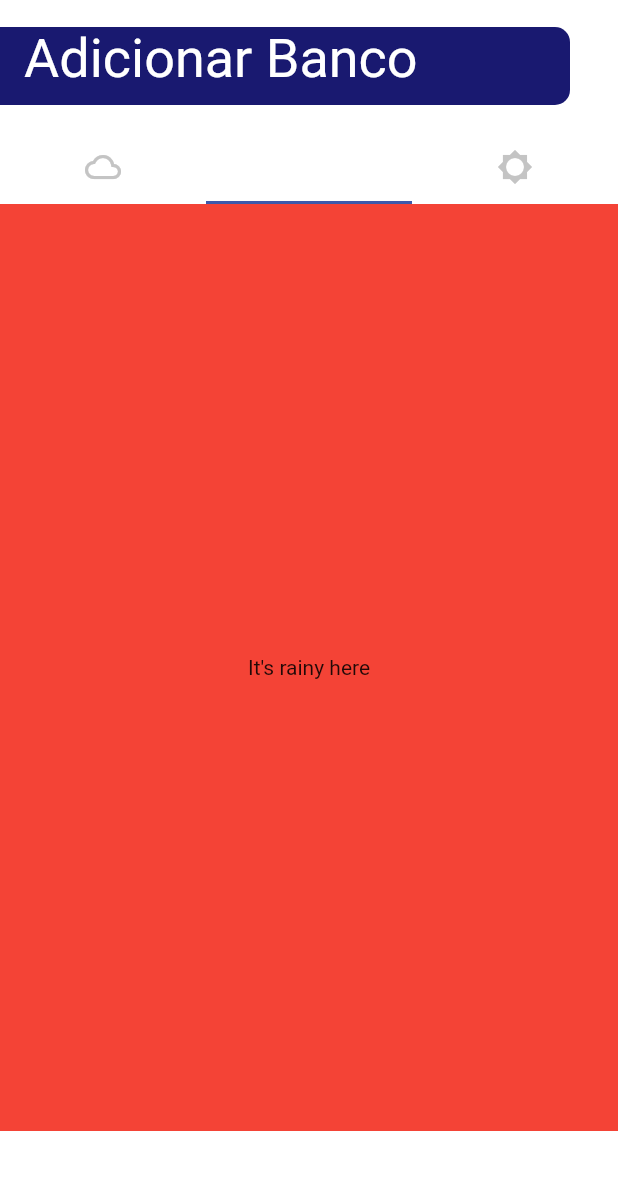
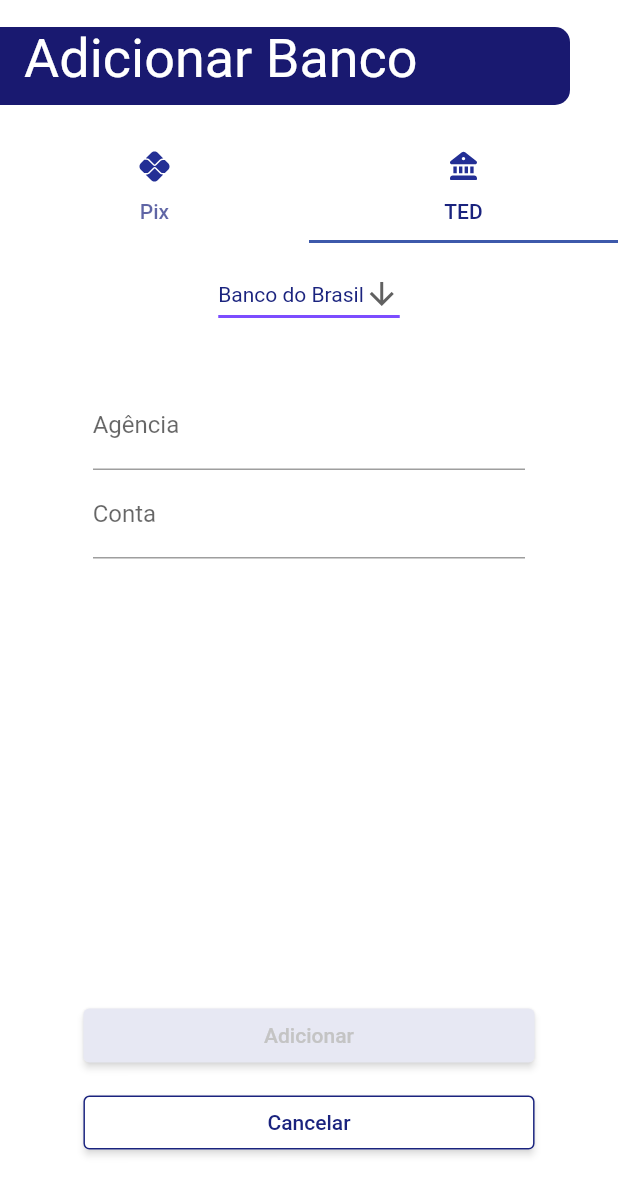
Before and after one commit to RibarrJR/fidelidade_android, a Flutter app: the BankAdd widget shown alone on an empty page, opened directly with empty values, tab 2 chosen, on a phone screen of 412 x 824 dp. Shown: the top 1195 px of the screen. Run offline on Flutter 3.47's test engine with Material 2 defaults, Android fonts, the light colour scheme and no system bars; our stand-ins replace circular_profile_avatar, email_validator, flutter_svg, mask_text_input_formatter, sqflite, syncfusion_flutter_charts; missing offline and left inert: cpf_cnpj_validator; accounts and stored records are empty; network calls fail.

Commit message:
Modal de adicionar banco

```diff
--- a/lib/pages/Bank/BankAdd.dart
+++ b/lib/pages/Bank/BankAdd.dart
@@ -2,6 +2,7 @@
 import 'package:fidelidade_android/constants.dart';
 import 'package:fidelidade_android/utils/Validators.dart';
 import 'package:flutter/material.dart';
+import 'package:flutter_svg/flutter_svg.dart';
 
 class _FormData {
   TextEditingController type = TextEditingController();
@@ -26,13 +27,15 @@
 
   @override
   void initState() {
-    _tabController = TabController(length: 3, vsync: this);
+    _tabController = TabController(length: 2, vsync: this);
     super.initState();
   }
 
   @override
   Widget build(BuildContext context) {
     final Size _size = MediaQuery.of(context).size;
+    String dropdownValue = 'Banco do Brasil';
+
     return SingleChildScrollView(
       child: Form(
         key: widget.formKey,
@@ -44,114 +47,121 @@
             ),
             TabBar(
               controller: _tabController,
-              tabs: const <Widget>[
+              labelColor: kPrimaryColor,
+              tabs: <Widget>[
                 Tab(
-                  icon: Icon(Icons.cloud_outlined),
+                  text: "Pix",
+                  icon: SvgPicture.asset("assets/images/pix.svg"),
                 ),
                 Tab(
-                  icon: Icon(Icons.beach_access_sharp),
-                ),
-                Tab(
-                  icon: Icon(Icons.brightness_5_sharp),
+                  text: "TED",
+                  icon: SvgPicture.asset("assets/images/ted.svg"),
                 ),
               ],
             ),
             Container(
-              width: _size.width,
-              height: _size.height*0.75,
-              color: Colors.red,
+              margin: EdgeInsets.only(top: 10),
+              width: _size.width * 0.70,
+              height: _size.height * 0.60,
               child: TabBarView(
                 controller: _tabController,
-                children: const <Widget>[
-                  Center(
-                    child: Text("It's cloudy here"),
+                children: <Widget>[
+                  Wrap(
+                    children: [
+                      TextFormField(
+                          autovalidateMode: AutovalidateMode.onUserInteraction,
+                          controller: _form.account,
+                          validator: (value) => fieldRequired(value!),
+                          decoration: const InputDecoration(
+                              hintText: 'Digite a chave',
+                              labelText: 'Chave Pix')),
+                    ],
                   ),
-                  Center(
-                    child: Text("It's rainy here"),
-                  ),
-                  Center(
-                    child: Text("It's sunny here"),
+                  Wrap(
+                    children: [
+                      Center(
+                        child: DropdownButton<String>(
+                          value: dropdownValue,
+                          icon: const Icon(Icons.arrow_downward),
+                          elevation: 16,
+                          style: const TextStyle(color: kPrimaryColor),
+                          underline: Container(
+                            height: 2,
+                            color: Colors.deepPurpleAccent,
+                          ),
+                          onChanged: (String? newValue) {
+                            setState(() {
+                              dropdownValue = newValue!;
+                            });
+                          },
+                          items: <String>[
+                            'Banco do Brasil',
+                            'NuBank',
+                            'Itaú',
+                            'Bradesco'
+                          ].map<DropdownMenuItem<String>>((String value) {
+                            return DropdownMenuItem<String>(
+                              value: value,
+                              child: Text(value),
+                            );
+                          }).toList(),
+                        ),
+                      ),
+                      SizedBox(height: _size.height * 0.1),
+                      TextFormField(
+                          autovalidateMode: AutovalidateMode.onUserInteraction,
+                          controller: _form.account,
+                          validator: (value) => fieldRequired(value!),
+                          decoration: const InputDecoration(
+                              hintText: 'Digite a agência',
+                              labelText: 'Agência')),
+                      SizedBox(height: _size.height * 0.03),
+                      TextFormField(
+                        autovalidateMode: AutovalidateMode.onUserInteraction,
+                        controller: _form.account,
+                        validator: (value) => fieldRequired(value!),
+                        decoration: const InputDecoration(
+                            hintText: 'Digite a conta', labelText: 'Conta'),
+                      ),
+                    ],
                   ),
                 ],
               ),
-            )
-            // DefaultTabController(
-            //     length: 2,
-            //     initialIndex: 0,
-            //     child: Column(
-            //       children: const [
-            //         TabBar(
-            //           tabs: [
-            //             Tab(icon: Icon(Icons.directions_car)),
-            //             Tab(icon: Icon(Icons.directions_transit)),
-            //           ],
-            //         ),
-            //         Divider(
-            //           height: 1,
-            //           thickness: 1,
-            //           indent: 20,
-            //           endIndent: 20,
-            //           color: kPrimaryColor,
-            //         ),
-            //         TabBarView(
-            //           children: [
-            //             Icon(Icons.directions_car),
-            //             Icon(Icons.directions_transit),
-            //           ],
-            //         ),
-            //       ],
-            //     )),
-            // Card(
-            //   margin: const EdgeInsets.all(20),
-            //   child: TextFormField(
-            //       autovalidateMode: AutovalidateMode.onUserInteraction,
-            //       controller: _form.account,
-            //       validator: (value) => fieldRequired(value!),
-            //       decoration: const InputDecoration(
-            //           hintText: 'Digite a agência', labelText: 'Agência')),
-            // ),
-            // Container(
-            //   margin: const EdgeInsets.all(20),
-            //   child: TextFormField(
-            //     autovalidateMode: AutovalidateMode.onUserInteraction,
-            //     controller: _form.account,
-            //     validator: (value) => fieldRequired(value!),
-            //     decoration: const InputDecoration(
-            //         hintText: 'Digite a conta', labelText: 'Conta'),
-            //   ),
-            // ),
-            // Container(
-            //   margin: const EdgeInsets.only(bottom: 10),
-            //   child: ElevatedButton(
-            //     style: ButtonStyle(
-            //       enableFeedback: false,
-            //       shadowColor: MaterialStateProperty.all(Colors.white),
-            //       backgroundColor: MaterialStateProperty.all(disabledBg),
-            //     ),
-            //     onPressed: () {},
-            //     child: const Text(
-            //       'Adicionar',
-            //       style: TextStyle(color: gray),
-            //     ),
-            //   ),
-            // ),
-            // Container(
-            //   margin: const EdgeInsets.only(bottom: 10),
-            //   child: ElevatedButton(
-            //     style: ButtonStyle(
-            //         enableFeedback: false,
-            //         shadowColor: MaterialStateProperty.all(Colors.white),
-            //         backgroundColor:
-            //             MaterialStateProperty.all(kPrimaryLightColor),
-            //         side: MaterialStateProperty.all(
-            //             const BorderSide(color: kPrimaryColor))),
-            //     onPressed: () {},
-            //     child: const Text(
-            //       'Cancelar',
-            //       style: TextStyle(color: kPrimaryColor),
-            //     ),
-            //   ),
-            // ),
+            ),
+            Container(
+              width: _size.width * 0.73,
+              margin: const EdgeInsets.only(bottom: 10),
+              child: ElevatedButton(
+                style: ButtonStyle(
+                  enableFeedback: false,
+                  shadowColor: MaterialStateProperty.all(Colors.white),
+                  backgroundColor: MaterialStateProperty.all(disabledBg),
+                ),
+                onPressed: () {},
+                child: const Text(
+                  'Adicionar',
+                  style: TextStyle(color: gray),
+                ),
+              ),
+            ),
+            Container(
+              width: _size.width * 0.73,
+              margin: const EdgeInsets.only(bottom: 10),
+              child: ElevatedButton(
+                style: ButtonStyle(
+                    enableFeedback: false,
+                    shadowColor: MaterialStateProperty.all(Colors.white),
+                    backgroundColor:
+                        MaterialStateProperty.all(kPrimaryLightColor),
+                    side: MaterialStateProperty.all(
+                        const BorderSide(color: kPrimaryColor))),
+                onPressed: () {},
+                child: const Text(
+                  'Cancelar',
+                  style: TextStyle(color: kPrimaryColor),
+                ),
+              ),
+            ),
           ],
         ),
       ),
```
Also changed, not shown: assets/images/pix.svg (added), assets/images/ted.svg (added), 2 other files.
